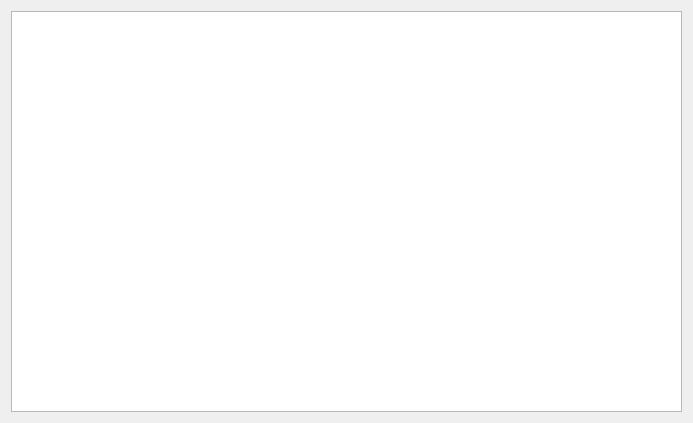
mrblam/uart_log_qt, file scada.ui: the form before one commit.
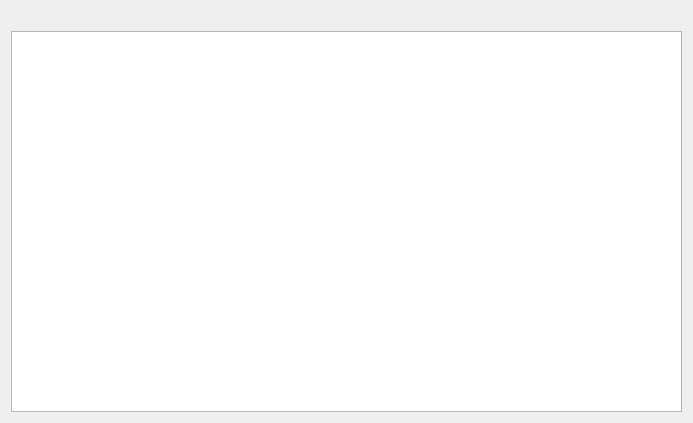
The form after the commit.

What changed in the file:
```diff
--- a/scada.ui
+++ b/scada.ui
@@ -15,7 +15,21 @@
   </property>
   <layout class="QGridLayout" name="gridLayout">
    <item row="0" column="0">
-    <widget class="QTableWidget" name="tableWidget"/>
+    <layout class="QVBoxLayout" name="verticalLayout">
+     <item>
+      <widget class="QLabel" name="statusConnect">
+       <property name="text">
+        <string/>
+       </property>
+       <property name="alignment">
+        <set>Qt::AlignCenter</set>
+       </property>
+      </widget>
+     </item>
+     <item>
+      <widget class="QTableWidget" name="tableWidget"/>
+     </item>
+    </layout>
    </item>
   </layout>
  </widget>
```
